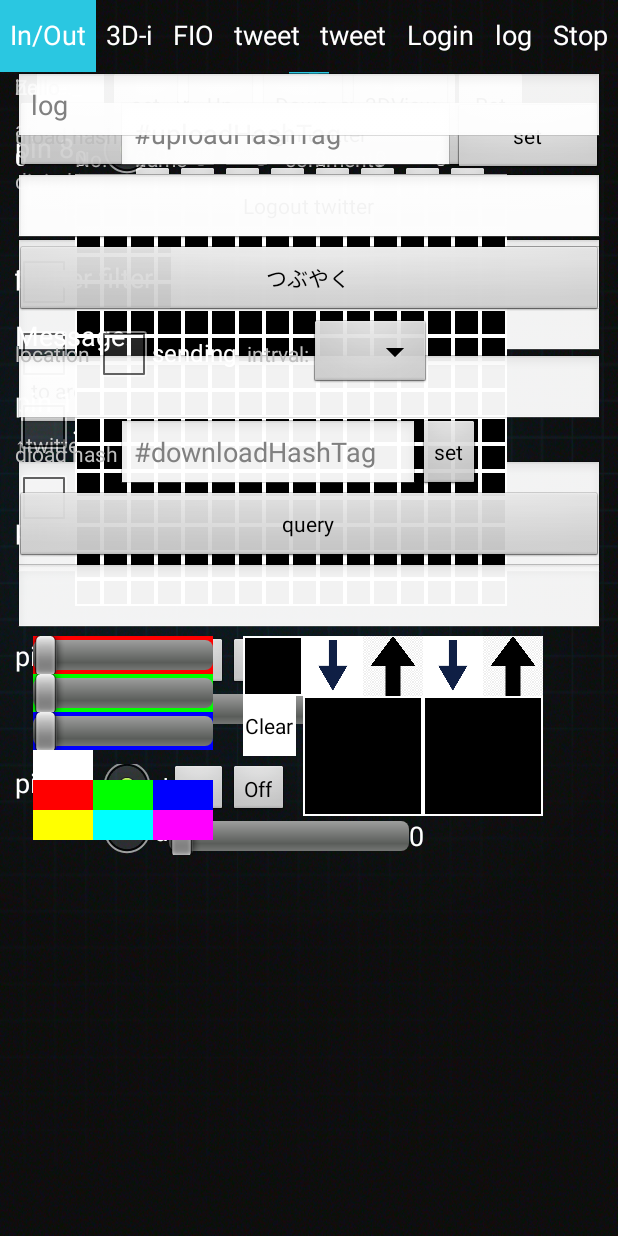
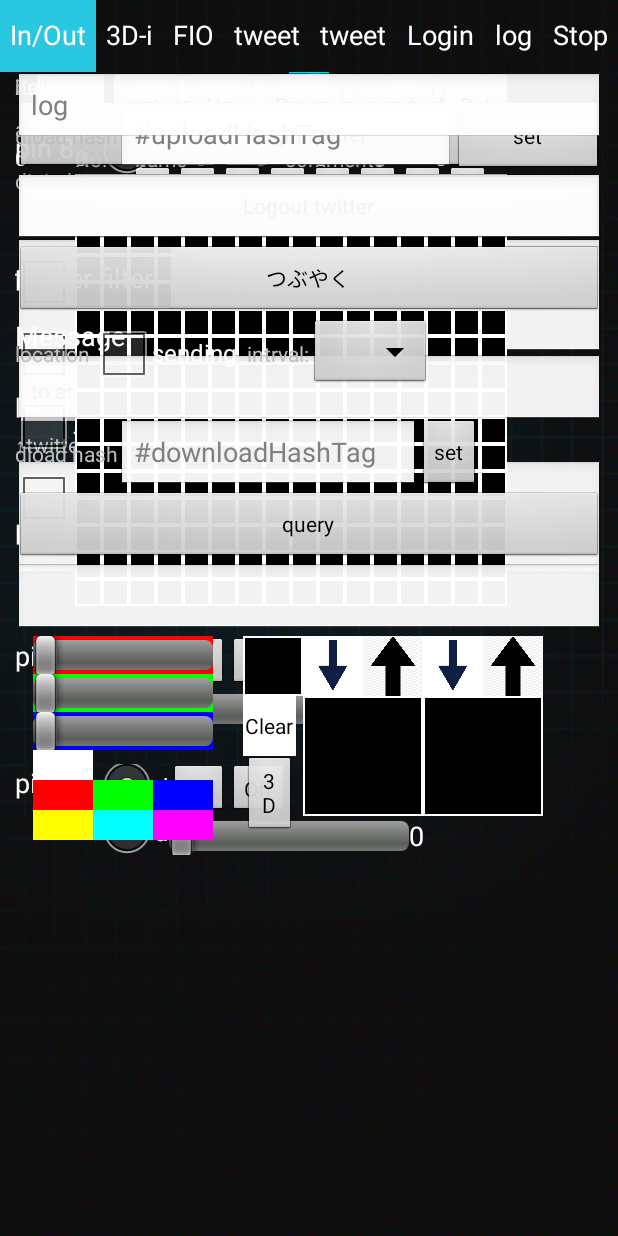
Before and after one commit to takashiyamanoue/UchiwaDe3D_ex2, an Android app: the layout main.xml on its own in the app's theme, with its tools: preview values and no code run, on a phone screen of 412 x 824 dp. Run offline under Robolectric (Android 15) with nearby library versions, the phone set to English and light mode, and no system bars.

Commit message:
20190107 FileIOController, arduino sketch, etc.

```diff
--- a/app/src/main/AndroidManifest.xml
+++ b/app/src/main/AndroidManifest.xml
@@ -17,6 +17,7 @@
     <uses-permission android:name="android.permission.ACCESS_FINE_LOCATION" />
     <uses-permission android:name="android.permission.ACCESS_COARSE_LOCATION" />
     <uses-permission android:name="android.permission.WRITE_EXTERNAL_STORAGE" />
+    <uses-permission android:name="android.permission.PERSISTENT_ACTIVITY"/>
     <uses-permission android:name="android.permission.READ_PHONE_STATE" />
 
     <application
--- a/app/src/main/java/org/yamalab/uchiwade3d_ex1/AdkTwitterActivity.java
+++ b/app/src/main/java/org/yamalab/uchiwade3d_ex1/AdkTwitterActivity.java
@@ -104,7 +104,7 @@ public class AdkTwitterActivity extends Activity implements OnClickListener {
 //	public Hashtable properties;
 	AdkService adkService;
 	boolean mBound=false;
-	boolean emulatorDebug=true; // true for debugging
+	boolean emulatorDebug=false; // true for debugging
 
     public AdkTwitterActivity() {
 //        mLogArea = (EditText) findViewById(R.id.logArea);
--- a/app/src/main/res/layout-ldltr/three_dimension_input.xml
+++ b/app/src/main/res/layout-ldltr/three_dimension_input.xml
@@ -58,22 +58,32 @@
         android:text="@string/Down"
         app:layout_constraintLeft_toRightOf="@+id/up_button"
         app:layout_constraintTop_toTopOf="parent" />
+    <Button
+        android:id="@+id/send_button"
+        android:layout_width="60dp"
+        android:layout_height="wrap_content"
+        android:layout_weight="1"
+        android:text="@string/send"
+        app:layout_constraintLeft_toRightOf="@+id/down_button"
+        app:layout_constraintTop_toTopOf="parent" />
 
 
     <Button
         android:id="@+id/three_d_view_button"
-        android:layout_width="70dp"
+        android:layout_width="35dp"
         android:layout_height="wrap_content"
         android:layout_weight="1"
-        android:text="3DView"
-        app:layout_constraintLeft_toRightOf="@+id/down_button" />
+        android:text="3D"
+        app:layout_constraintLeft_toLeftOf="@+id/color_indicator"
+        app:layout_constraintTop_toBottomOf="@+id/clearButton"
+        />
     <Button
         android:id="@+id/return_to_main"
         android:layout_width="50dp"
         android:layout_height="wrap_content"
         android:layout_weight="1"
         android:text="Ret"
-        app:layout_constraintLeft_toRightOf="@+id/three_d_view_button" />
+        app:layout_constraintLeft_toRightOf="@+id/send_button" />
 
     <TextView
         android:id="@+id/spacer"
--- a/app/src/main/res/values/strings.xml
+++ b/app/src/main/res/values/strings.xml
@@ -108,6 +108,7 @@
     <string name="Up">"Up"</string>
     <string name="Down">"Down"</string>
     <string name="Zcolon">"Z:"</string>
+    <string name="send">"send"</string>
     <string-array name="sendingIntervalItems">
         <item>1-min</item>
         <item>5-min</item>
```
Also changed, not shown: app/src/main/java/org/yamalab/uchiwade3d_ex1/ThreeDimensionInputController.java (+43 -1 lines), app/src/main/java/org/yamalab/uchiwade3d_ex1/service/AdkService.java (+29 -1 lines), 3 other files.
